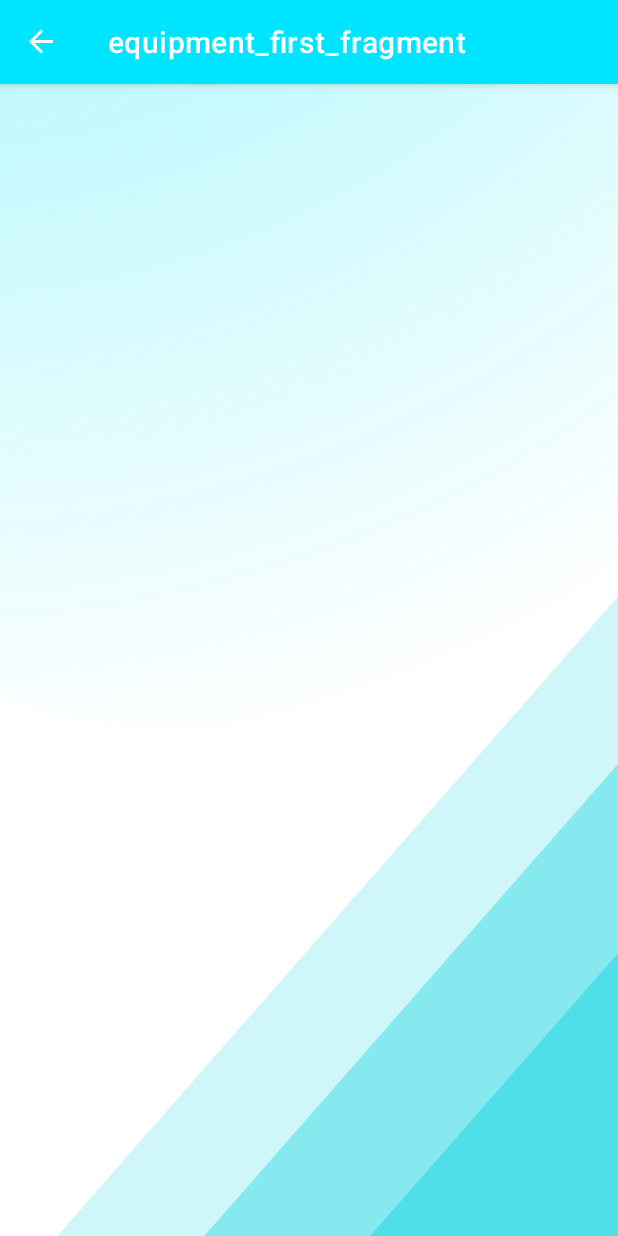
After one commit to RiceanVlad/SkiRentalBachelorDegree, an Android app: the EquipmentFirstFragment screen opened through its navigation route, on a phone screen of 412 x 824 dp. The commit adds this screen. Run offline under Robolectric (Android 15) with nearby library versions, the phone set to English and light mode, and no system bars; our stand-ins replace data binding, navigation-ui; Roboto replaces fonts that are not available here.

Commit message:
-add first equipment fragment

```diff
--- /dev/null
+++ b/app/src/main/java/com/example/skirental/ui/fragments/EquipmentFirstFragment.kt
@@ -0,0 +1,29 @@
+package com.example.skirental.ui.fragments
+
+import androidx.lifecycle.ViewModelProvider
+import android.os.Bundle
+import androidx.fragment.app.Fragment
+import android.view.LayoutInflater
+import android.view.View
+import android.view.ViewGroup
+import com.example.skirental.databinding.EquipmentFirstFragmentBinding
+import com.example.skirental.databinding.RentChooseTypeOfRentFragmentBinding
+import com.example.skirental.viewmodels.EquipmentFirstViewModel
+
+class EquipmentFirstFragment : Fragment() {
+
+    private lateinit var viewModel: EquipmentFirstViewModel
+    private lateinit var binding: EquipmentFirstFragmentBinding
+
+    override fun onCreateView(
+        inflater: LayoutInflater, container: ViewGroup?,
+        savedInstanceState: Bundle?
+    ): View {
+        viewModel = ViewModelProvider(this)[EquipmentFirstViewModel::class.java]
+        binding = EquipmentFirstFragmentBinding.inflate(inflater, container, false)
+        binding.lifecycleOwner = this
+        binding.viewModel = viewModel
+
+        return binding.root
+    }
+}
--- a/app/src/main/java/com/example/skirental/ui/fragments/RentChooseTypeOfRentFragment.kt
+++ b/app/src/main/java/com/example/skirental/ui/fragments/RentChooseTypeOfRentFragment.kt
@@ -34,5 +34,9 @@ class RentChooseTypeOfRentFragment : Fragment() {
         viewModel.onNavigateToCalendar.observe(viewLifecycleOwner, Observer {
             findNavController().navigate(R.id.action_rentChooseTypeOfRentFragment_to_calendarFragment)
         })
+
+        viewModel.onChooseEquipmentClicked.observe(viewLifecycleOwner, Observer {
+            findNavController().navigate(R.id.action_rentChooseTypeOfRentFragment_to_equipmentFirstFragment)
+        })
     }
 }
--- /dev/null
+++ b/app/src/main/java/com/example/skirental/viewmodels/EquipmentFirstViewModel.kt
@@ -0,0 +1,7 @@
+package com.example.skirental.viewmodels
+
+import androidx.lifecycle.ViewModel
+
+class EquipmentFirstViewModel : ViewModel() {
+    // TODO: Implement the ViewModel
+}
--- a/app/src/main/java/com/example/skirental/viewmodels/RentChooseTypeOfRentViewModel.kt
+++ b/app/src/main/java/com/example/skirental/viewmodels/RentChooseTypeOfRentViewModel.kt
@@ -9,8 +9,15 @@ class RentChooseTypeOfRentViewModel : ViewModel() {
     private val _onNavigateToCalendar = SingleLiveEvent<Void>()
     val onNavigateToCalendar : LiveData<Void> = _onNavigateToCalendar
 
+    private val _onChooseEquipmentClicked = SingleLiveEvent<Void>()
+    val onChooseEquipmentClicked : LiveData<Void> = _onChooseEquipmentClicked
+
     fun onNavigateToCalendar() {
         _onNavigateToCalendar.call()
     }
 
+    fun onChooseEquipmentClicked() {
+        _onChooseEquipmentClicked.call()
+    }
+
 }
--- /dev/null
+++ b/app/src/main/res/layout/equipment_first_fragment.xml
@@ -0,0 +1,20 @@
+<?xml version="1.0" encoding="utf-8"?>
+<layout xmlns:android="http://schemas.android.com/apk/res/android"
+    xmlns:tools="http://schemas.android.com/tools"
+    tools:context=".ui.fragments.EquipmentFirstFragment">
+
+    <data>
+        <variable
+            name="viewModel"
+            type="com.example.skirental.viewmodels.EquipmentFirstViewModel" />
+    </data>
+
+    <androidx.constraintlayout.widget.ConstraintLayout
+        android:layout_width="match_parent"
+        android:layout_height="match_parent"
+        android:background="@drawable/ic_signin_background_gradient">
+
+
+    </androidx.constraintlayout.widget.ConstraintLayout>
+
+</layout>
--- a/app/src/main/res/layout/rent_choose_type_of_rent_fragment.xml
+++ b/app/src/main/res/layout/rent_choose_type_of_rent_fragment.xml
@@ -38,7 +38,7 @@
             android:layout_height="wrap_content"
             android:text="@string/button_let_me_choose_my_equipment"
             android:layout_margin="@dimen/button_margin"
-            android:onClick="@{() -> viewModel.onNavigateToCalendar()}"
+            android:onClick="@{() -> viewModel.onChooseEquipmentClicked()}"
             app:layout_constraintTop_toBottomOf="@id/btn_instant_rent"
             app:layout_constraintStart_toStartOf="@id/btn_instant_rent"
             app:layout_constraintEnd_toEndOf="@id/btn_instant_rent" />
--- a/app/src/main/res/navigation/nav_graph.xml
+++ b/app/src/main/res/navigation/nav_graph.xml
@@ -51,6 +51,9 @@
         <action
             android:id="@+id/action_rentChooseTypeOfRentFragment_to_calendarFragment"
             app:destination="@id/calendarFragment" />
+        <action
+            android:id="@+id/action_rentChooseTypeOfRentFragment_to_equipmentFirstFragment"
+            app:destination="@id/equipmentFirstFragment" />
     </fragment>
     <fragment
         android:id="@+id/rentDetailsAnotherPersonFragment"
@@ -66,4 +69,9 @@
         android:name="com.example.skirental.ui.fragments.CalendarFragment"
         android:label="calendar_fragment"
         tools:layout="@layout/calendar_fragment" />
+    <fragment
+        android:id="@+id/equipmentFirstFragment"
+        android:name="com.example.skirental.ui.fragments.EquipmentFirstFragment"
+        android:label="equipment_first_fragment"
+        tools:layout="@layout/equipment_first_fragment" />
 </navigation>
```
